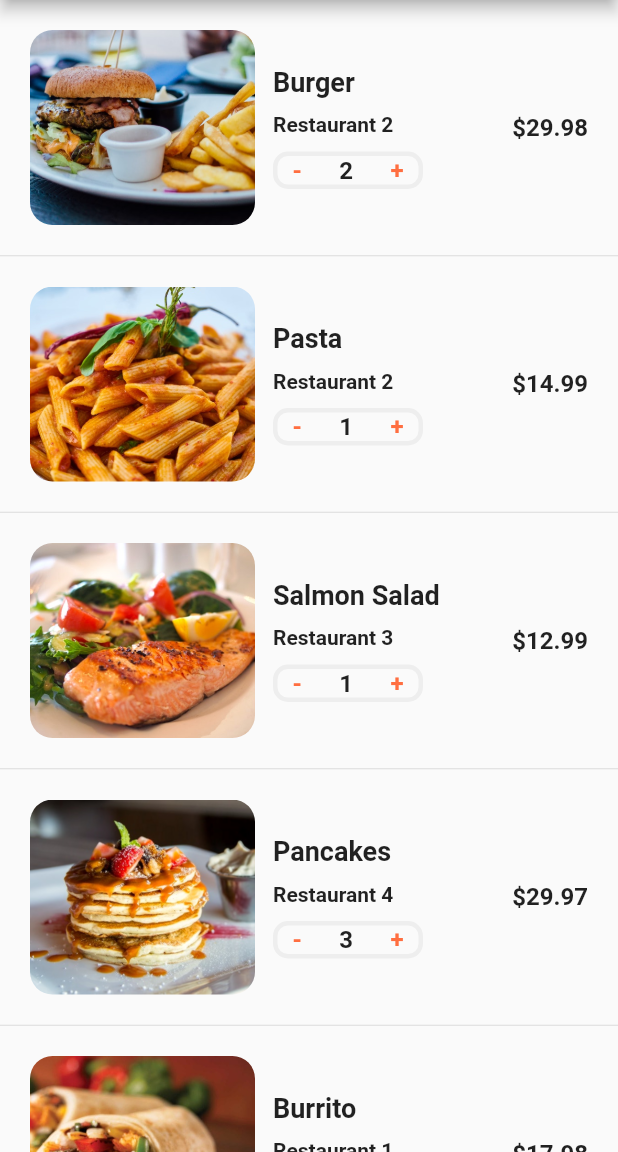
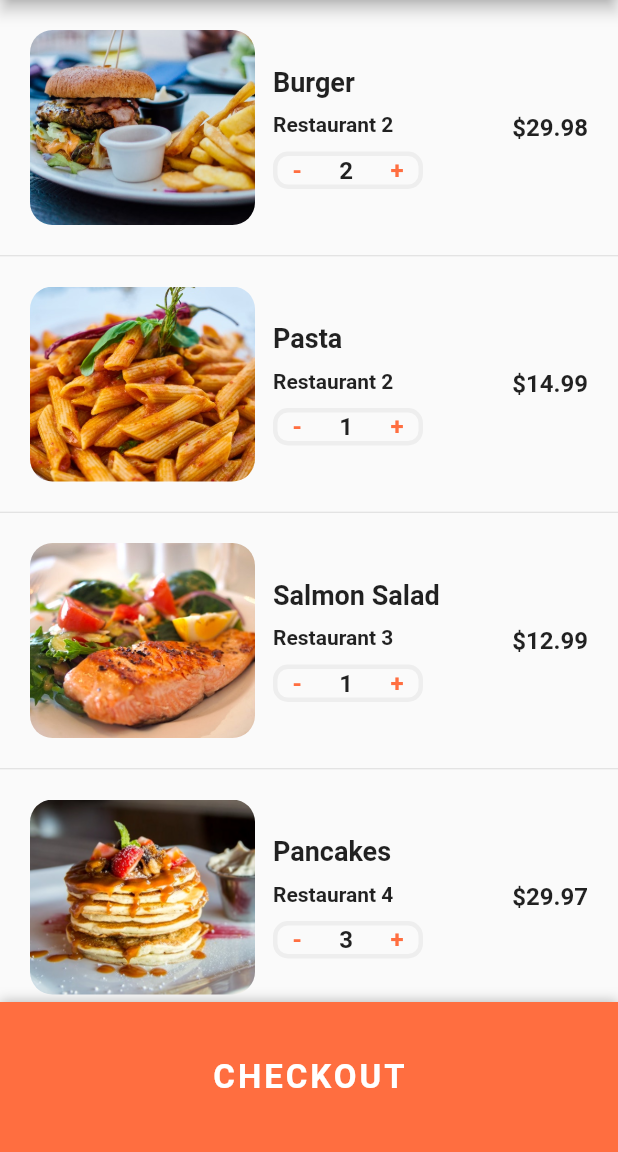
Before and after one commit to CodeAvid/Flutter, a Flutter app: the CartScreen screen opened directly, on a phone screen of 412 x 824 dp, the part 84-1236 px from its top. Run offline on Flutter 3.47's test engine with Material 2 defaults, Android fonts, the phone set to English and light mode, and no system bars; our stand-ins replace cached_network_image, flutter_riverpod, font_awesome_flutter, material_design_icons_flutter, timeago; missing offline and left inert: miniplayer.

Commit message:
Fix cart screen list view offset

```diff
--- a/Food Delivery UI/lib/screens/cart_screen.dart
+++ b/Food Delivery UI/lib/screens/cart_screen.dart
@@ -11,6 +11,10 @@
   final cartLength = currentUser.cart!.length;
   @override
   Widget build(BuildContext context) {
+    double totalPrice = 0;
+    currentUser.cart!.forEach(
+      (Order order) => totalPrice += order.quantity! * order.food!.price!,
+    );
     return Scaffold(
       appBar: AppBar(
         title: Text(
@@ -19,14 +23,82 @@
         ),
       ),
       body: ListView.separated(
-        itemCount: cartLength,
+        itemCount: cartLength + 1,
         itemBuilder: (BuildContext context, int index) {
-          Order order = currentUser.cart![index];
-          return _buildCartItem(order);
+          if (index < currentUser.cart!.length) {
+            Order order = currentUser.cart![index];
+            return _buildCartItem(order);
+          }
+          return Padding(
+            padding: const EdgeInsets.all(20.0),
+            child: Column(
+              children: [
+                Row(
+                  mainAxisAlignment: MainAxisAlignment.spaceBetween,
+                  children: [
+                    Text(
+                      'Estimated Delivery Time:',
+                      style: TextStyle(
+                          fontSize: 18.0, fontWeight: FontWeight.w600),
+                    ),
+                    Text('25 min',
+                        style: TextStyle(
+                            fontSize: 18.0, fontWeight: FontWeight.w600)),
+                  ],
+                ),
+                SizedBox(height: 10.0),
+                Row(
+                  mainAxisAlignment: MainAxisAlignment.spaceBetween,
+                  children: [
+                    Text(
+                      'Total Cost:',
+                      style: TextStyle(
+                          fontSize: 18.0, fontWeight: FontWeight.w600),
+                    ),
+                    Text('\$${totalPrice.toStringAsFixed(2)}',
+                        style: TextStyle(
+                          fontSize: 18.0,
+                          color: Colors.green[700],
+                          fontWeight: FontWeight.w600,
+                        )),
+                  ],
+                ),
+                SizedBox(height: 80.0),
+              ],
+            ),
+          );
         },
         separatorBuilder: (BuildContext context, int index) {
           return Divider(height: 1.0);
         },
+      ),
+      bottomSheet: Container(
+        height: 100.0,
+        width: MediaQuery.of(context).size.width,
+        decoration: BoxDecoration(
+          color: Theme.of(context).primaryColor,
+          boxShadow: [
+            BoxShadow(
+              color: Colors.black26,
+              offset: Offset(0, -1),
+              blurRadius: 6.0,
+            ),
+          ],
+        ),
+        child: Center(
+          child: TextButton(
+            child: Text(
+              'CHECKOUT',
+              style: TextStyle(
+                color: Colors.white,
+                fontSize: 22.0,
+                fontWeight: FontWeight.bold,
+                letterSpacing: 2.0,
+              ),
+            ),
+            onPressed: () {},
+          ),
+        ),
       ),
     );
   }
```
